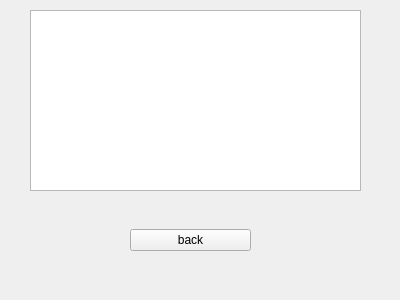
Qt form UnoLite/halloffame.ui (HenkSlabber/REII313) before a commit.
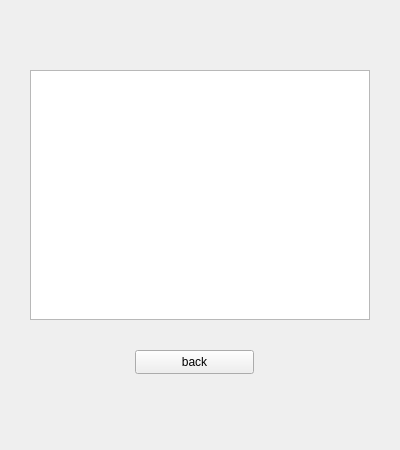
The same form after that commit.

What changed in the file:
```diff
--- a/UnoLite/halloffame.ui
+++ b/UnoLite/halloffame.ui
@@ -7,7 +7,7 @@
     <x>0</x>
     <y>0</y>
     <width>400</width>
-    <height>300</height>
+    <height>450</height>
    </rect>
   </property>
   <property name="windowTitle">
@@ -17,30 +17,24 @@
    <property name="geometry">
     <rect>
      <x>30</x>
-     <y>10</y>
-     <width>331</width>
-     <height>181</height>
+     <y>70</y>
+     <width>340</width>
+     <height>250</height>
     </rect>
    </property>
   </widget>
-  <widget class="QWidget" name="gridLayoutWidget">
+  <widget class="QPushButton" name="HallOfFameBackBtn">
    <property name="geometry">
     <rect>
-     <x>130</x>
-     <y>220</y>
-     <width>121</width>
-     <height>41</height>
+     <x>135</x>
+     <y>350</y>
+     <width>119</width>
+     <height>24</height>
     </rect>
    </property>
-   <layout class="QGridLayout" name="gridLayout">
-    <item row="0" column="0">
-     <widget class="QPushButton" name="HallOfFameBackBtn">
-      <property name="text">
-       <string>back</string>
-      </property>
-     </widget>
-    </item>
-   </layout>
+   <property name="text">
+    <string>back</string>
+   </property>
   </widget>
  </widget>
  <resources/>
```
